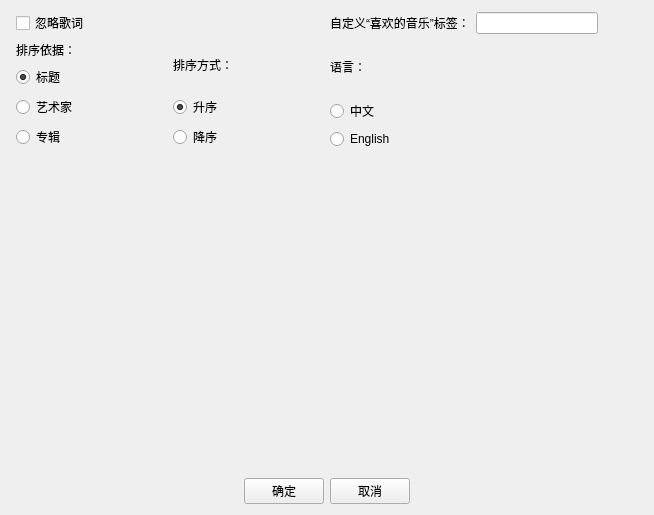
FunnyAWM/MusicSyncTool, file Settings.ui: the form before one commit.
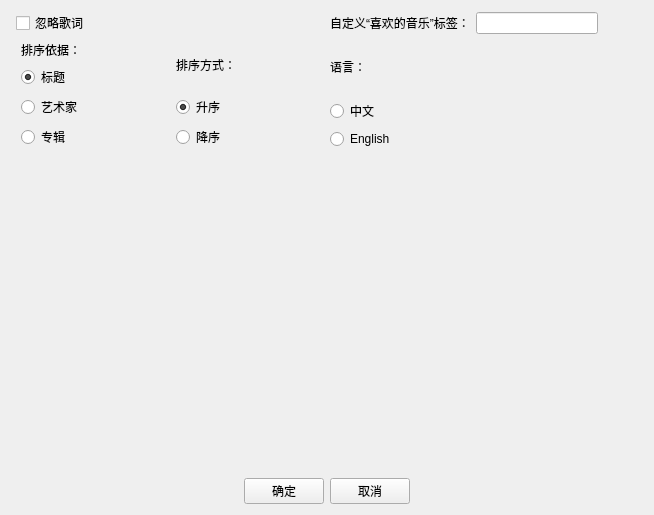
The form after the commit.

The edit to the form file:
```diff
--- a/Settings.ui
+++ b/Settings.ui
@@ -187,6 +187,9 @@
      </item>
      <item row="2" column="1">
       <layout class="QHBoxLayout" name="horizontalLayout">
+       <property name="leftMargin">
+        <number>5</number>
+       </property>
        <item>
         <layout class="QVBoxLayout" name="sortByBox">
          <item>
```
Left out of the diff: 2 changed lines with no effect on the pictures.
